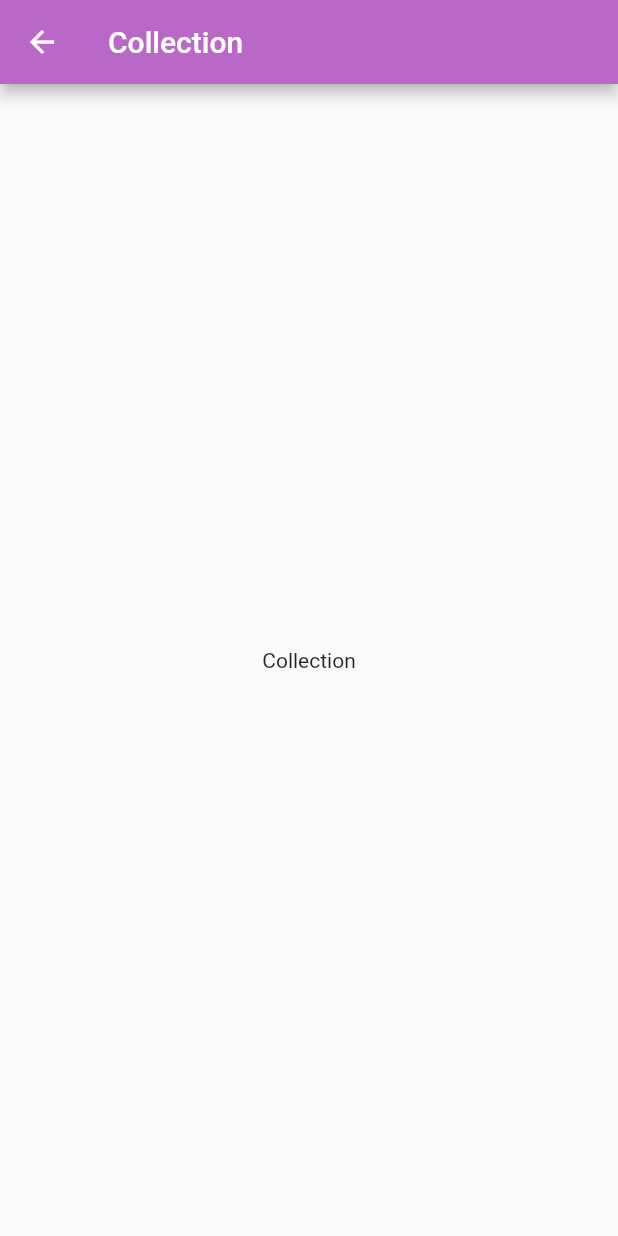
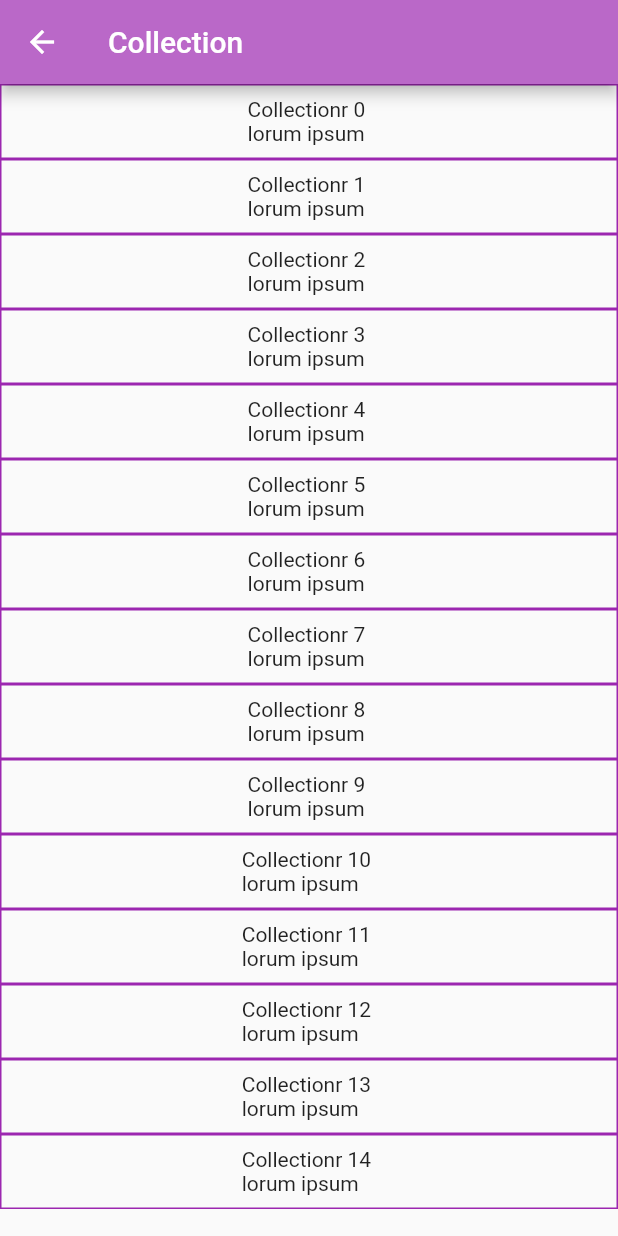
Before and after one commit to GlitchAmbush/mobile_proj, a Flutter app: the CollectionPage screen opened directly, on a phone screen of 412 x 824 dp. Run offline on Flutter 3.47's test engine with Material 2 defaults, Android fonts, the phone set to English and light mode, and no system bars.

Commit message:
collections page and acheivements page

```diff
--- a/lib/screens/achievements_page.dart
+++ b/lib/screens/achievements_page.dart
@@ -24,7 +24,7 @@ class _AchievementsPageState extends State<AchievementsPage> {
                 height: 50,
                 decoration:
                     BoxDecoration(border: Border.all(color: Colors.purple)),
-                child: Center(child: Text('Achievement $index')),
+                child: Center(child: Text('Achievement $index \nlorum ipsum')),
               );
             }));
   }
--- a/lib/screens/collection_page.dart
+++ b/lib/screens/collection_page.dart
@@ -1,8 +1,14 @@
 import 'package:flutter/material.dart';
 
-class CollectionPage extends StatelessWidget {
+class CollectionPage extends StatefulWidget {
   const CollectionPage({Key? key}) : super(key: key);
 
+  @override
+  State<CollectionPage> createState() => _CollectionPageState();
+}
+
+class _CollectionPageState extends State<CollectionPage> {
+  final ScrollController _firstController = ScrollController();
   @override
   Widget build(BuildContext context) {
     return Scaffold(
@@ -10,8 +16,16 @@ class CollectionPage extends StatelessWidget {
           backgroundColor: Colors.purple[300],
           title: const Text('Collection'),
         ),
-        body: const Center(
-          child: Text('Collection'),
-        ));
+        body: ListView.builder(
+            controller: _firstController,
+            itemCount: 15,
+            itemBuilder: (BuildContext context, int index) {
+              return Container(
+                height: 50,
+                decoration:
+                    BoxDecoration(border: Border.all(color: Colors.purple)),
+                child: Center(child: Text('Collectionr $index \nlorum ipsum')),
+              );
+            }));
   }
 }
```
